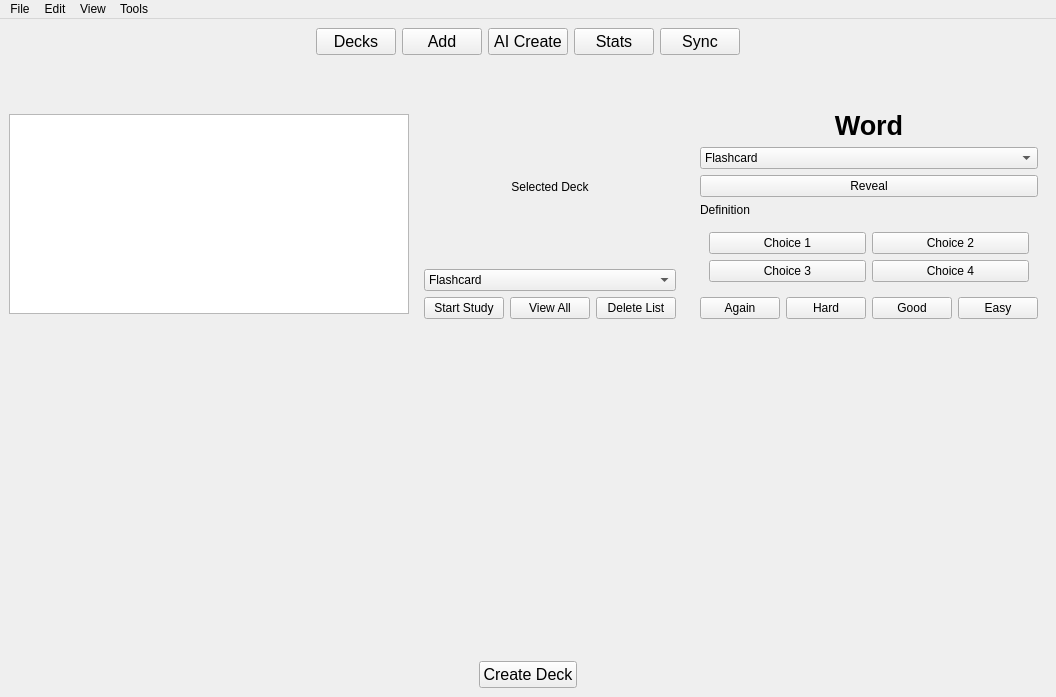
TheSizzlingDefense/IA_Project, file Development/Source_Code/mainwindow.ui: the form before one commit.
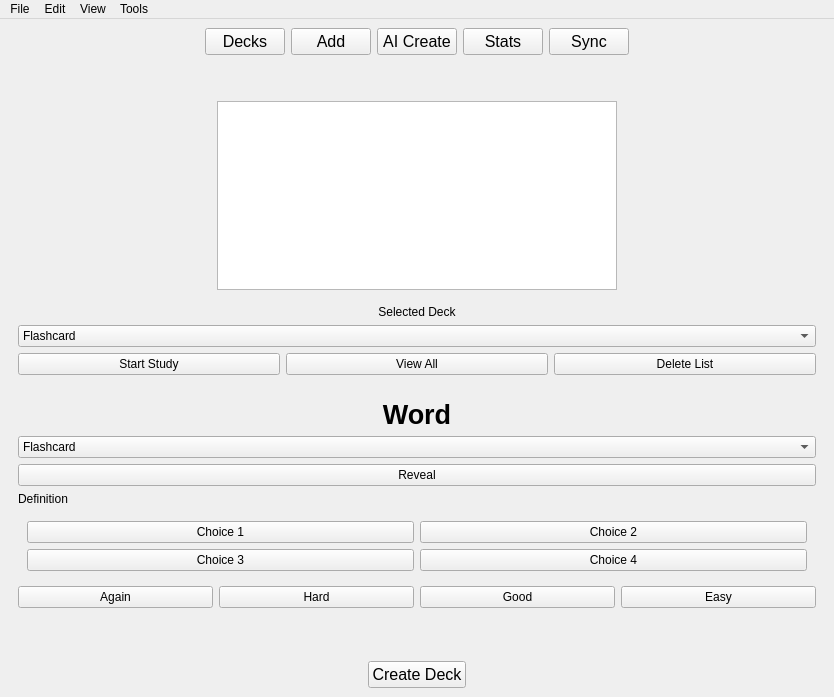
The form after the commit.

Patch:
```diff
--- a/Development/Source_Code/mainwindow.ui
+++ b/Development/Source_Code/mainwindow.ui
@@ -173,6 +173,21 @@
         </property>
        </widget>
       </item>
+      <item>
+       <spacer name="horizontal_spacer_middle_right">
+        <property name="orientation">
+         <enum>Qt::Orientation::Horizontal</enum>
+        </property>
+        <property name="sizeHint" stdset="0">
+         <size>
+          <width>40</width>
+          <height>20</height>
+         </size>
+        </property>
+       </spacer>
+      </item>
+     </layout>
+    </item>
     <item>
      <widget class="QWidget" name="modePanel">
       <property name="visible">
@@ -365,21 +380,6 @@
        </item>
       </layout>
      </widget>
-    </item>
-      <item>
-       <spacer name="horizontal_spacer_middle_right">
-        <property name="orientation">
-         <enum>Qt::Orientation::Horizontal</enum>
-        </property>
-        <property name="sizeHint" stdset="0">
-         <size>
-          <width>40</width>
-          <height>20</height>
-         </size>
-        </property>
-       </spacer>
-      </item>
-     </layout>
     </item>
     <item>
      <spacer name="vertical_spacer_bottom">
```
